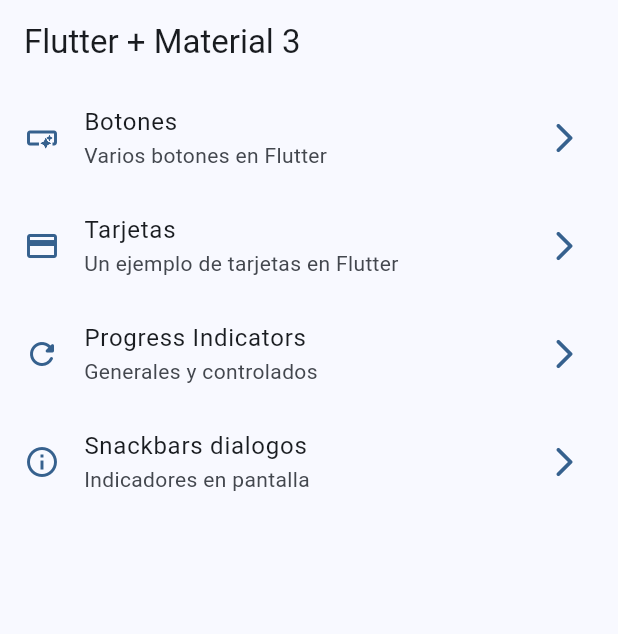
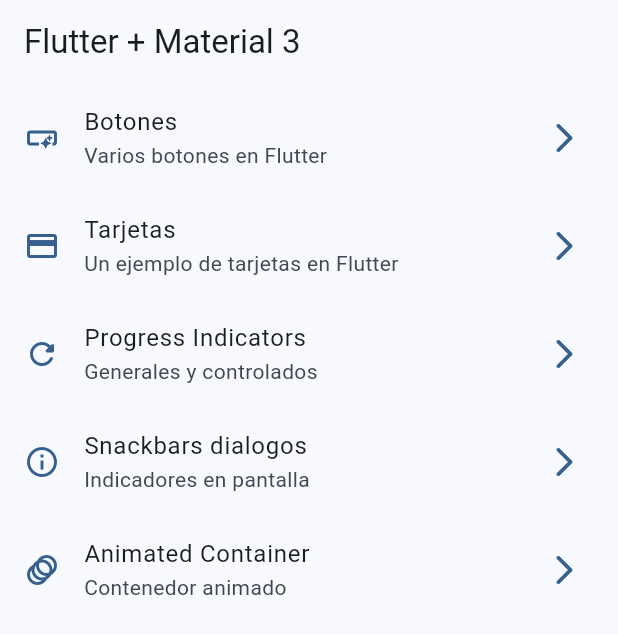
Before and after one commit to Guidotss/widget-app, a Flutter app: the screen it shows after launch, on a phone screen of 412 x 824 dp. Shown: the top 634 px of the screen. Run offline on Flutter 3.47's test engine with Material 3 defaults, Android fonts, the phone set to English and light mode, and no system bars; our stand-ins replace go_router.

Commit message:
Terminando animated container

```diff
--- a/lib/config/menu/menu_items.dart
+++ b/lib/config/menu/menu_items.dart
@@ -38,4 +38,10 @@ const appMenuItems = <MenuItem>[
     link: '/snackbars',
     icon: Icons.info_outline,
   ),
+  MenuItem(
+    title:'Animated Container',
+    subTitle: 'Contenedor animado',
+    link: '/animated_container',
+    icon: Icons.animation,
+  ),
 ];
--- a/lib/config/router/app_router.dart
+++ b/lib/config/router/app_router.dart
@@ -28,4 +28,9 @@ final appRouter = GoRouter(initialLocation: '/', routes: [
     name: SnackBarScreen.name,
     builder: (context, state) => const SnackBarScreen(),
   ),
+  GoRoute(
+    path: '/animated_container',
+    name: AnimatedScreen.name,
+    builder: (context, state) => const AnimatedScreen(),
+  ),
 ]);
```
Also changed, not shown: lib/presentations/screens/animated/animated_screen.dart (+49 -2 lines).
